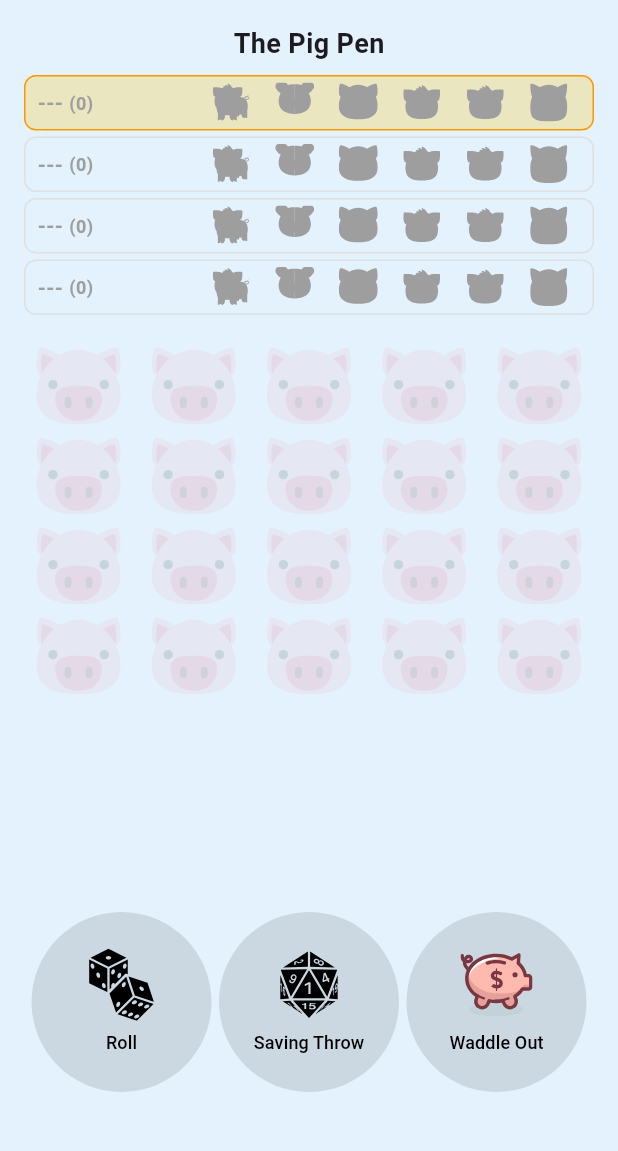
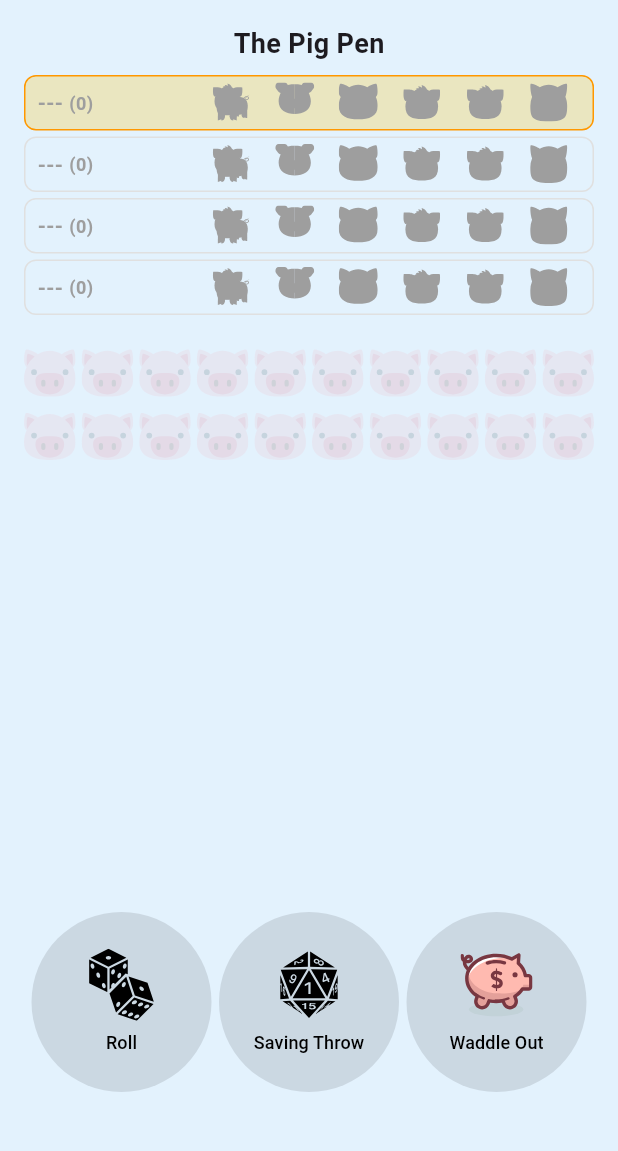
Before and after one commit to jeffhearn71-gif/top_hog_app, a Flutter app: the GameTestScreen screen opened directly with empty values, on a phone screen of 412 x 824 dp, the part 84-1235 px from its top. Run offline on Flutter 3.47's test engine with Material 3 defaults, Android fonts, the phone set to English and light mode, and no system bars; our stand-ins replace audioplayers, flutter_svg.

Commit message:
Fix Super Streak turn-state timing issue, gameplay feedback and overlay polish

```diff
--- a/lib/presentation/screens/game_test_screen.dart
+++ b/lib/presentation/screens/game_test_screen.dart
@@ -487,10 +487,10 @@ class _GameTestScreenState extends State<GameTestScreen> {
                     padding: const EdgeInsets.symmetric(vertical: 2),
                     gridDelegate:
                         const SliverGridDelegateWithFixedCrossAxisCount(
-                          crossAxisCount: 5,
+                          crossAxisCount: 10,
                           mainAxisSpacing: 4,
                           crossAxisSpacing: 4,
-                          childAspectRatio: 1.3,
+                          childAspectRatio: 0.9,
                         ),
                     itemCount: 20,
                     itemBuilder: (context, index) {
@@ -507,8 +507,8 @@ class _GameTestScreenState extends State<GameTestScreen> {
                             opacity: 0.15,
                             child: SvgPicture.asset(
                               'assets/icons/pig.svg',
-                              width: 76,
-                              height: 76,
+                              width: 52,
+                              height: 52,
                             ),
                           ),
                         );
@@ -527,8 +527,8 @@ class _GameTestScreenState extends State<GameTestScreen> {
                             ),
                             child: SvgPicture.asset(
                               'assets/icons/pig.svg',
-                              width: 76,
-                              height: 76,
+                              width: 52,
+                              height: 52,
                             ),
                           ),
                         );
@@ -538,8 +538,8 @@ class _GameTestScreenState extends State<GameTestScreen> {
                       return Center(
                         child: SvgPicture.asset(
                           'assets/icons/pig.svg',
-                          width: 76,
-                          height: 76,
+                          width: 52,
+                          height: 52,
                         ),
                       );
                     },
@@ -858,7 +858,7 @@ class _GameTestScreenState extends State<GameTestScreen> {
                                       _showRasherOverlay = true;
 
                                       Future.delayed(
-                                        const Duration(milliseconds: 1200),
+                                        const Duration(milliseconds: 1800),
                                         () {
                                           if (mounted) {
                                             setState(() {
@@ -912,7 +912,7 @@ class _GameTestScreenState extends State<GameTestScreen> {
                                     _showPriorityOverlay(
                                       kind: OverlayKind.streak,
                                       hideAfter: const Duration(
-                                        milliseconds: 1200,
+                                        milliseconds: 2200,
                                       ),
                                     );
                                   }
@@ -1077,7 +1077,7 @@ class _GameTestScreenState extends State<GameTestScreen> {
                                   _showPriorityOverlay(
                                     kind: OverlayKind.superStreak,
                                     hideAfter: const Duration(
-                                      milliseconds: 1200,
+                                      milliseconds: 3000,
                                     ),
                                   );
                                 }
@@ -1118,7 +1118,7 @@ class _GameTestScreenState extends State<GameTestScreen> {
                                         _showRasherOverlay = true;
 
                                         Future.delayed(
-                                          const Duration(milliseconds: 1200),
+                                          const Duration(milliseconds: 1800),
                                           () {
                                             if (mounted) {
                                               setState(() {
@@ -1149,7 +1149,7 @@ class _GameTestScreenState extends State<GameTestScreen> {
                                         _showRasherOverlay = true;
 
                                         Future.delayed(
-                                          const Duration(milliseconds: 1200),
+                                          const Duration(milliseconds: 1800),
                                           () {
                                             if (mounted) {
                                               setState(() {
@@ -1310,7 +1310,8 @@ class _GameTestScreenState extends State<GameTestScreen> {
           // ✅ MAIN EVENT OVERLAY
           if (_currentOverlayKind() != OverlayKind.none &&
               _currentOverlayKind() != OverlayKind.gameWin)
-            Center(
+            Align(
+              alignment: const Alignment(0, -0.35),
               child: Column(
                 mainAxisSize: MainAxisSize.min,
                 children: [
```
Also changed, not shown: lib/presentation/screens/setup_screen.dart (+8 -6 lines).
